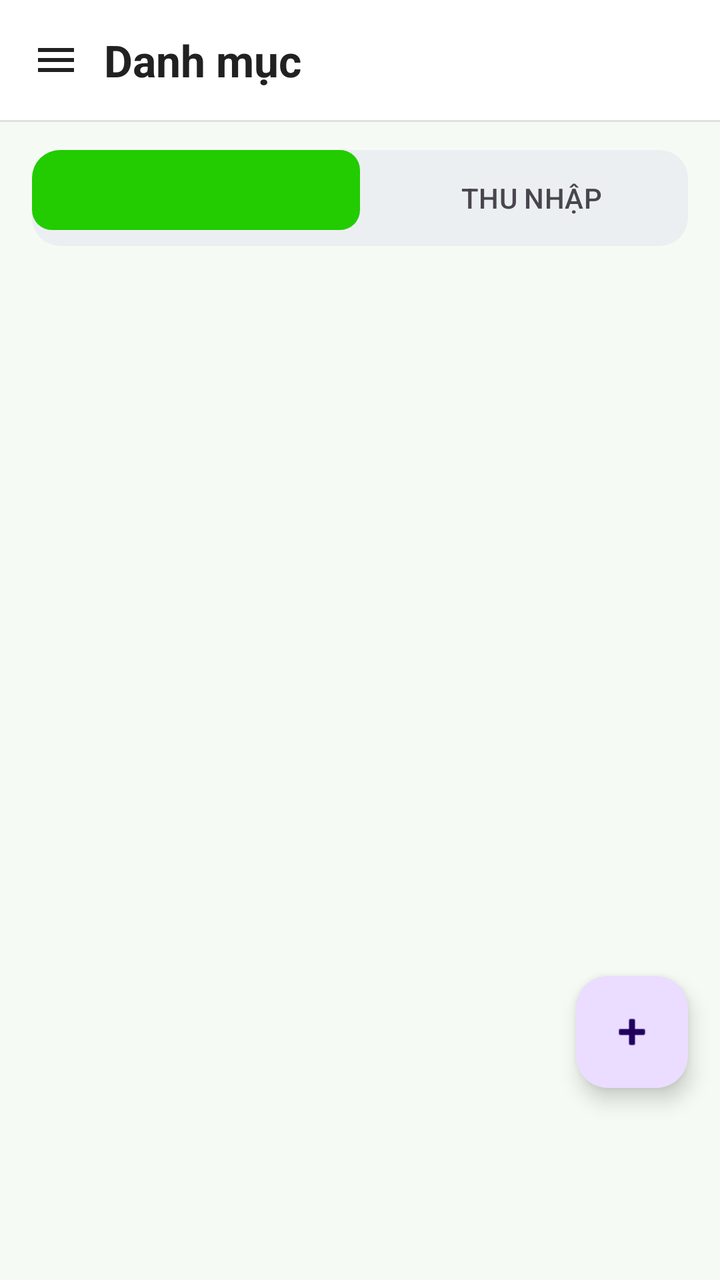
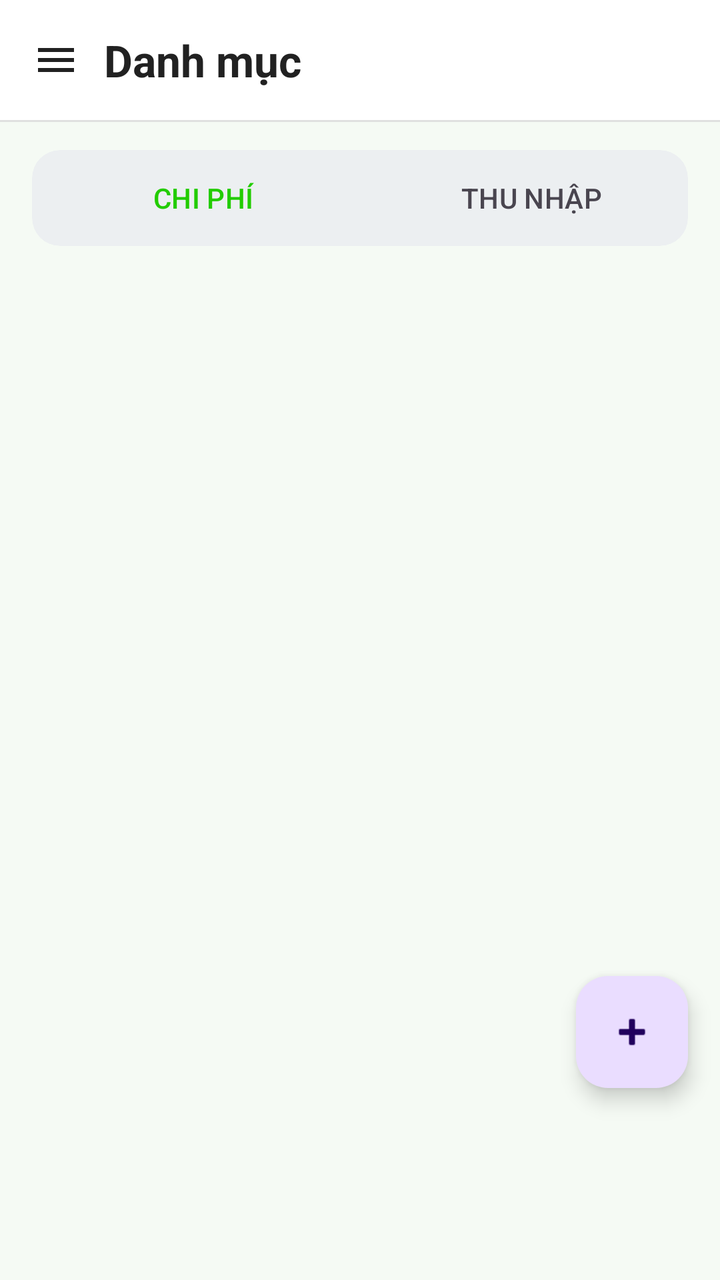

Before-and-after screenshots of an Android layout around one commit, followed by the original layout XML and the change that was made.
<!-- AndroidManifest.xml: application theme Theme.Cashie -->
<!-- res/layout/fragment_category.xml -->
<?xml version="1.0" encoding="utf-8"?>
<androidx.coordinatorlayout.widget.CoordinatorLayout xmlns:android="http://schemas.android.com/apk/res/android"
    xmlns:app="http://schemas.android.com/apk/res-auto"
    android:layout_width="match_parent"
    android:layout_height="match_parent"
    android:background="@color/bg_screen">

    <LinearLayout
        android:layout_width="match_parent"
        android:layout_height="match_parent"
        android:orientation="vertical">

        
        <LinearLayout
            android:id="@+id/layoutHeader"
            android:layout_width="match_parent"
            android:layout_height="wrap_content"
            android:background="@color/bg_card"
            android:gravity="center_vertical"
            android:orientation="horizontal"
            android:paddingStart="8dp"
            android:paddingEnd="16dp"
            android:paddingTop="10dp"
            android:paddingBottom="10dp">

            <ImageButton
                android:id="@+id/btnMenu"
                android:layout_width="40dp"
                android:layout_height="40dp"
                android:layout_marginEnd="4dp"
                android:background="?attr/selectableItemBackgroundBorderless"
                android:contentDescription="Menu điều hướng"
                android:src="@drawable/ic_menu" />

            <TextView
                android:layout_width="0dp"
                android:layout_height="wrap_content"
                android:layout_weight="1"
                android:text="Danh mục"
                android:textColor="@color/text_primary"
                android:textSize="22sp"
                android:textStyle="bold" />

        </LinearLayout>

        <View
            android:layout_width="match_parent"
            android:layout_height="1dp"
            android:background="@color/divider" />

        
        <com.google.android.material.card.MaterialCardView
            android:id="@+id/cardTabLayout"
            android:layout_width="match_parent"
            android:layout_height="48dp"
            android:layout_marginStart="16dp"
            android:layout_marginEnd="16dp"
            android:layout_marginTop="14dp"
            android:layout_marginBottom="4dp"
            app:cardBackgroundColor="#ECEFF1"
            app:cardCornerRadius="14dp"
            app:cardElevation="0dp"
            app:strokeWidth="0dp">

            <com.google.android.material.tabs.TabLayout
                android:id="@+id/tabLayout"
                android:layout_width="match_parent"
                android:layout_height="match_parent"
                android:background="@android:color/transparent"
                android:padding="4dp"
                app:tabBackground="@drawable/bg_tab_selector"
                app:tabGravity="fill"
                app:tabIndicatorHeight="0dp"
                app:tabMode="fixed"
                app:tabRippleColor="@android:color/transparent">

                <com.google.android.material.tabs.TabItem
                    android:layout_width="wrap_content"
                    android:layout_height="wrap_content"
                    android:text="CHI PHÍ" />

                <com.google.android.material.tabs.TabItem
                    android:layout_width="wrap_content"
                    android:layout_height="wrap_content"
                    android:text="THU NHẬP" />
            </com.google.android.material.tabs.TabLayout>
        </com.google.android.material.card.MaterialCardView>

        
        <FrameLayout
            android:id="@+id/containerAddCategory"
            android:layout_width="match_parent"
            android:layout_height="0dp"
            android:layout_weight="1"
            android:visibility="gone" />

        
        <androidx.recyclerview.widget.RecyclerView
            android:id="@+id/rvCategory"
            android:layout_width="match_parent"
            android:layout_height="0dp"
            android:layout_weight="1"
            android:clipToPadding="false"
            android:paddingStart="10dp"
            android:paddingEnd="10dp"
            android:paddingTop="10dp"
            android:paddingBottom="108dp" />

    </LinearLayout>

    
    <com.google.android.material.floatingactionbutton.FloatingActionButton
        android:id="@+id/fabAddCategory"
        android:layout_width="wrap_content"
        android:layout_height="wrap_content"
        android:layout_gravity="bottom|end"
        android:layout_marginEnd="16dp"
        android:layout_marginBottom="96dp"
        android:contentDescription="Thêm danh mục"
        android:src="@android:drawable/ic_input_add"
        app:elevation="6dp"
        app:fabSize="normal" />

</androidx.coordinatorlayout.widget.CoordinatorLayout>
<!-- resources referenced by this layout -->
<resources>
  <color name="bg_card">#FFFFFF</color>
  <color name="bg_screen">#F5FAF4</color>
  <color name="divider">#E0E0E0</color>
  <color name="text_primary">#212121</color>
  <!-- drawable bg_tab_selector (drawable) -->
  <?xml version="1.0" encoding="utf-8"?>
  <selector xmlns:android="http://schemas.android.com/apk/res/android">
      <item android:state_selected="true">
          <shape android:shape="rectangle">
              <solid android:color="@color/green_primary" />
              <corners android:radius="10dp" />
          </shape>
      </item>
      <item>
          <shape android:shape="rectangle">
              <solid android:color="@android:color/transparent" />
              <corners android:radius="10dp" />
          </shape>
      </item>
  </selector>
  <!-- drawable ic_menu (drawable) -->
  <?xml version="1.0" encoding="utf-8"?>
  <vector xmlns:android="http://schemas.android.com/apk/res/android"
      android:width="24dp"
      android:height="24dp"
      android:viewportWidth="24"
      android:viewportHeight="24">
      <path
          android:fillColor="@color/text_primary"
          android:pathData="M3,18h18v-2H3v2zm0,-5h18v-2H3v2zm0,-7v2h18V6H3z" />
  </vector>
  <style name="Theme.Cashie" parent="Theme.Material3.DayNight.NoActionBar">
          <item name="colorPrimary">@color/green_primary</item>
          <item name="colorPrimaryVariant">@color/green_dark</item>
          <item name="colorOnPrimary">@color/white</item>
          <item name="colorSecondary">@color/green_dark</item>
          <item name="android:colorBackground">@color/bg_screen</item>
          
          <item name="android:statusBarColor">@android:color/transparent</item>
          <item name="android:windowLightStatusBar">false</item>
          
          <item name="android:windowLayoutInDisplayCutoutMode">shortEdges</item>
      </style>
  <color name="green_primary">#22CC00</color>
  <color name="green_dark">#1AA300</color>
  <color name="white">#FFFFFFFF</color>
</resources>

<!-- the commit's change to res/layout/fragment_category.xml (unified diff, before → after) -->
@@ -68,7 +68,6 @@
                 android:layout_height="match_parent"
                 android:background="@android:color/transparent"
                 android:padding="4dp"
-                app:tabBackground="@drawable/bg_tab_selector"
                 app:tabGravity="fill"
                 app:tabIndicatorHeight="0dp"
                 app:tabMode="fixed"
<!-- resource entries referenced after the edit -->
@@ -4,22 +4,6 @@
   <color name="bg_screen">#F5FAF4</color>
   <color name="divider">#E0E0E0</color>
   <color name="text_primary">#212121</color>
-  <!-- drawable bg_tab_selector (drawable) -->
-  <?xml version="1.0" encoding="utf-8"?>
-  <selector xmlns:android="http://schemas.android.com/apk/res/android">
-      <item android:state_selected="true">
-          <shape android:shape="rectangle">
-              <solid android:color="@color/green_primary" />
-              <corners android:radius="10dp" />
-          </shape>
-      </item>
-      <item>
-          <shape android:shape="rectangle">
-              <solid android:color="@android:color/transparent" />
-              <corners android:radius="10dp" />
-          </shape>
-      </item>
-  </selector>
   <!-- drawable ic_menu (drawable) -->
   <?xml version="1.0" encoding="utf-8"?>
   <vector xmlns:android="http://schemas.android.com/apk/res/android"
